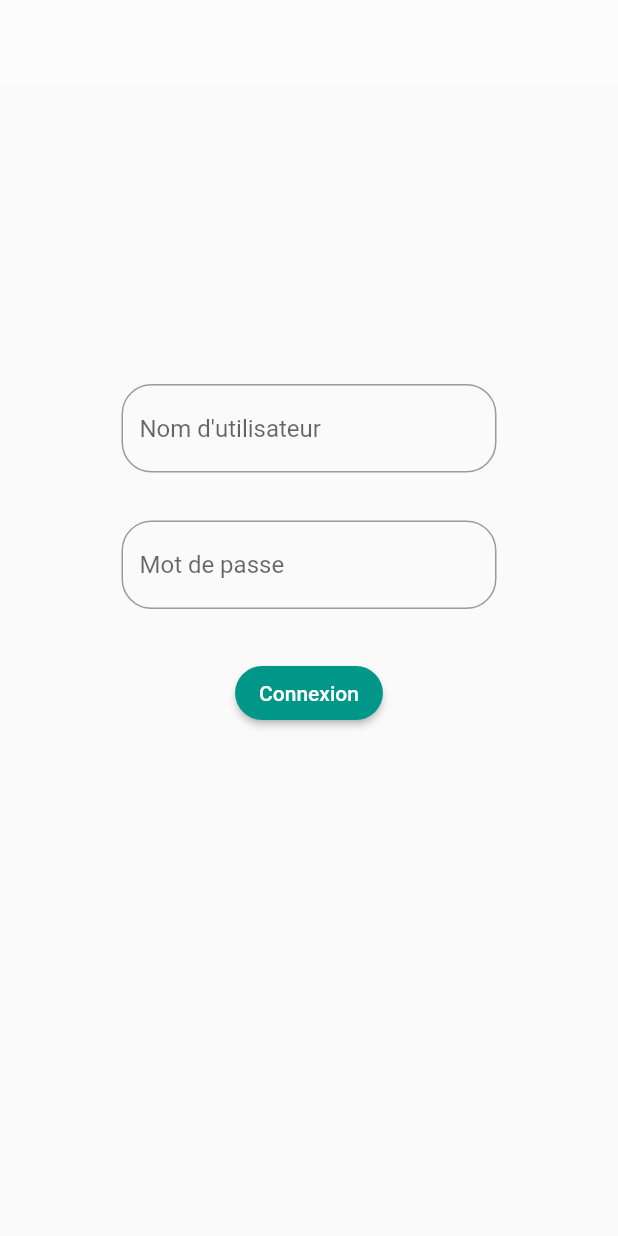
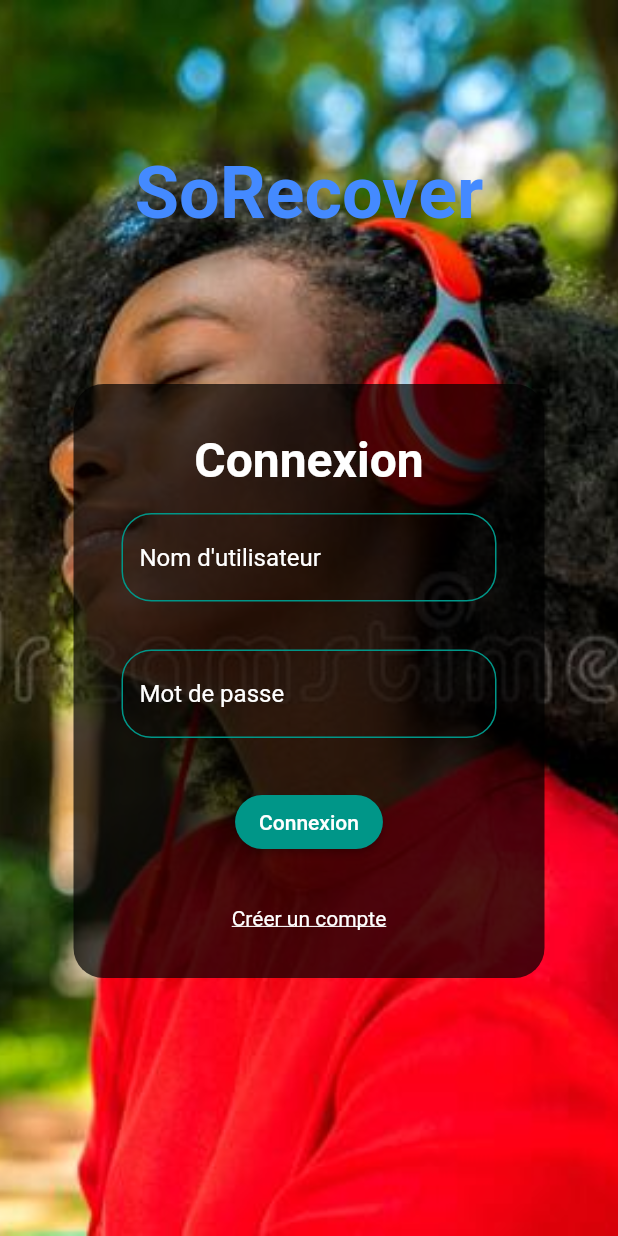
Before and after one commit to SteelTitan18/sorecover_mobile_frontend, a Flutter app: the screen it shows after launch, on a phone screen of 412 x 824 dp. Run offline on Flutter 3.47's test engine with Material 2 defaults, Android fonts, the phone set to English and light mode, and no system bars; our stand-ins replace floating_bottom_navigation_bar.

Commit message:
finition de la page de connexion

```diff
--- a/lib/Pages/authentification.dart
+++ b/lib/Pages/authentification.dart
@@ -12,22 +12,55 @@ class Authentication extends StatelessWidget {
     final password = TextEditingController();
 
     return Scaffold(
-        appBar: AppBar(
-          backgroundColor: Colors.white38,
-          elevation: 0,
+        body: Stack(children: [
+      Container(
+        decoration: const BoxDecoration(
+          image: DecorationImage(
+            image: AssetImage('assets/images/girl.jpg'),
+            fit: BoxFit.cover,
           ),
-        body: SingleChildScrollView(
+        ),
+      ),
+      SingleChildScrollView(
         child: Center(
             child: Column(children: [
               Container(
+                margin: const EdgeInsets.only(top: 100),
+              child: const Text(
+                "SoRecover",
+                style: TextStyle(
+                    color: Colors.blueAccent,
+                    fontSize: 48,
+                    fontWeight: FontWeight.bold),
+              )),
+          Container(
+              margin: const EdgeInsets.fromLTRB(16, 100, 16, 16),
+              padding: const EdgeInsets.fromLTRB(16, 32, 16, 16),
+              decoration: BoxDecoration(
+                  borderRadius: BorderRadius.circular(20),
+                  color: Colors.transparent.withOpacity(0.7)),
+              child: Column(children: [
+                const Text(
+                  "Connexion",
+                  style: TextStyle(
+                      color: Colors.white,
+                      fontSize: 32,
+                      fontWeight: FontWeight.bold),
+                ),
+                Container(
                   width: 250,
-              margin: const EdgeInsets.fromLTRB(16, 200, 16, 16),
+                  margin: const EdgeInsets.all(16),
                   child: TextField(
                     controller: username,
+                    style: const TextStyle(color: Colors.white),
+                    cursorColor: Colors.white,
                     decoration: InputDecoration(
                       border: OutlineInputBorder(
+                          borderSide: const BorderSide(color: Colors.teal),
                           borderRadius: BorderRadius.circular(20)),
-                    hintText: "Nom d'utilisateur"),
+                      hintText: "Nom d'utilisateur",
+                      hintStyle: const TextStyle(color: Colors.white),
+                    ),
                   ),
                 ),
                 Container(
@@ -36,10 +69,11 @@ class Authentication extends StatelessWidget {
                   child: TextField(
                     obscureText: true,
                     controller: password,
-                decoration: InputDecoration(
-                    border: OutlineInputBorder(
-                        borderRadius: BorderRadius.circular(20)),
-                    hintText: "Mot de passe"),
+                    style: const TextStyle(color: Colors.white),
+                    decoration: const InputDecoration(
+                      hintText: "Mot de passe",
+                      hintStyle: TextStyle(color: Colors.white),
+                    ),
                   ),
                 ),
                 Container(
@@ -64,8 +98,24 @@ class Authentication extends StatelessWidget {
                     child: const Text("Connexion",
                         style: TextStyle(color: Colors.white)),
                   ),
+                ),
+                Container(
+                  margin: const EdgeInsets.all(16),
+                  child: InkWell(
+                    onTap: () {
+                      print("Coming soon");
+                    },
+                    child: const Text(
+                      "Créer un compte",
+                      style: TextStyle(
+                          color: Colors.white,
+                          decoration: TextDecoration.underline),
+                    ),
+                  ),
                 )
+              ]))
         ])),
-        ));
+      )
+    ]));
   }
 }
--- a/lib/main.dart
+++ b/lib/main.dart
@@ -17,6 +17,16 @@ class MyApp extends StatelessWidget {
       debugShowCheckedModeBanner: false,
       theme: ThemeData(
         primarySwatch: Colors.teal,
+        inputDecorationTheme: InputDecorationTheme(
+          enabledBorder: OutlineInputBorder(
+              borderRadius: BorderRadius.circular(20),
+            borderSide: const BorderSide(color: Colors.teal),
+          ),
+          focusedBorder: OutlineInputBorder(
+              borderRadius: BorderRadius.circular(20),
+            borderSide: const BorderSide(color: Colors.tealAccent),
+          ),
+        ),
       ),
       home: const Authentication(),
     );
--- a/pubspec.yaml
+++ b/pubspec.yaml
@@ -62,9 +62,8 @@ flutter:
   uses-material-design: true
 
   # To add assets to your application, add an assets section, like this:
-  # assets:
-  #   - images/a_dot_burr.jpeg
-  #   - images/a_dot_ham.jpeg
+  assets:
+    - assets/images/
 
   # An image asset can refer to one or more resolution-specific "variants", see
   # https://flutter.dev/assets-and-images/#resolution-aware
```
Also changed, not shown: assets/images/girl.jpg (added), assets/images/girl0.jpg (added). Lines whose indentation alone changed are shown as unchanged.
